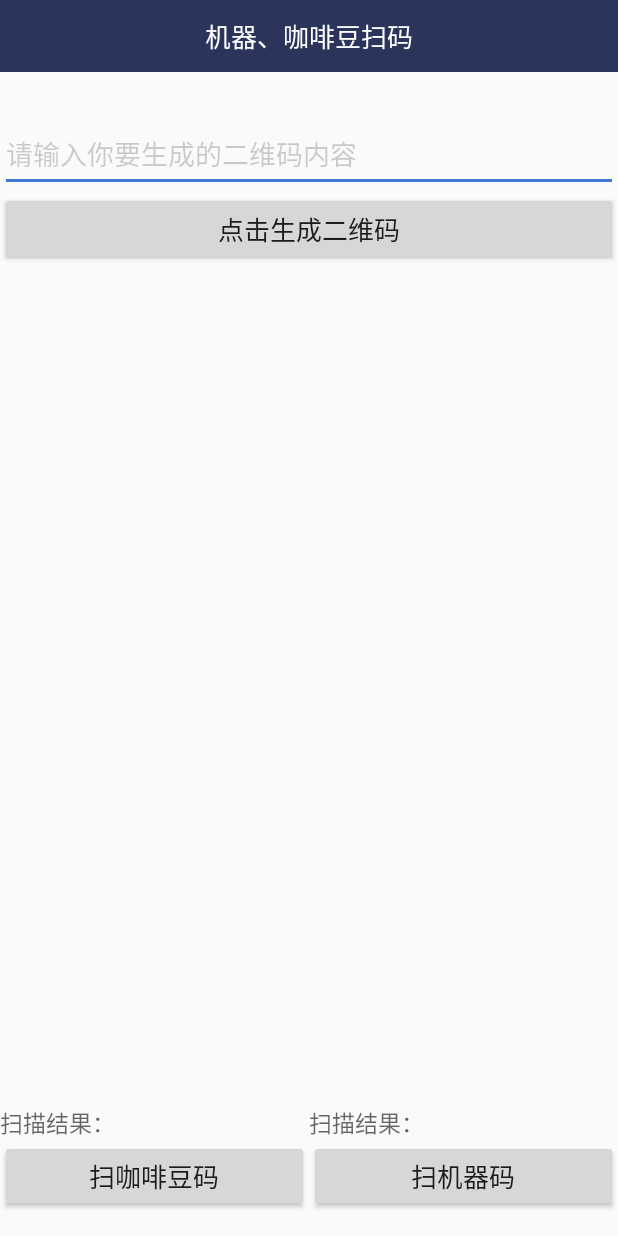
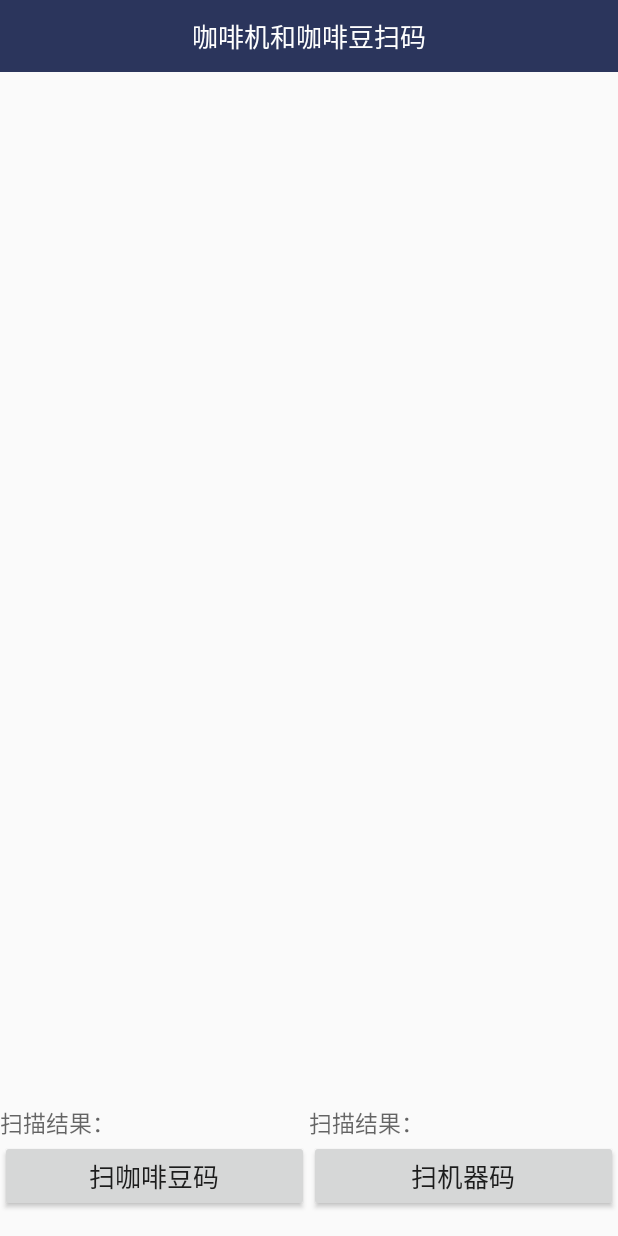
Before and after one commit to yitouwushui/CoffeeSP, an Android app: the ScanActivity screen opened directly, with no data from a screen before it, on a phone screen of 412 x 824 dp. Run offline under Robolectric (Android 15) with nearby library versions, the phone set to English and light mode, and no system bars; our stand-ins replace ButterKnife; libraries missing offline, so code that uses them is left out: com.tbruyelle.rxpermissions; 1 statement that could not run was skipped.

Commit message:
扫一扫字幕

```diff
--- a/app/src/main/java/com/cjmex/coffeesp/mvp/LoadingActivity.java
+++ b/app/src/main/java/com/cjmex/coffeesp/mvp/LoadingActivity.java
@@ -5,6 +5,7 @@ import android.content.Intent;
 import android.os.Bundle;
 import android.os.Handler;
 import android.os.Message;
+import android.support.v4.content.FileProvider;
 import android.support.v7.app.AppCompatActivity;
 import android.widget.FrameLayout;
 import android.widget.TextView;
@@ -54,7 +55,7 @@ public class LoadingActivity extends AppCompatActivity {
 //        if (UIUtils.getVersionCode(this) > versionCode) {
 
         handler.post(runnable);
-
+//        FileProvider
 //        getPreferences(MODE_PRIVATE).edit().putInt(App.VERSION_CODE, UIUtils.getVersionCode(this)).commit();
 //        } else {
 //            startMain();
--- a/app/src/main/java/com/cjmex/coffeesp/mvp/scan/ScanFragment.java
+++ b/app/src/main/java/com/cjmex/coffeesp/mvp/scan/ScanFragment.java
@@ -106,6 +106,7 @@ public class ScanFragment extends AbstractMvpFragment<IScanView, ScanPresenter>
                         //如果已经授权就直接跳转到二维码扫面界面
                         Intent intent = new Intent(getContext(),
                                 CaptureActivity.class);
+                        intent.putExtra("requestCode", requestCode);
                         startActivityForResult(intent, requestCode);
                         Toast.makeText(getContext(), "扫一扫", Toast.LENGTH_SHORT).show();
                     } else { // Oups permission denied
@@ -173,7 +174,6 @@ public class ScanFragment extends AbstractMvpFragment<IScanView, ScanPresenter>
 
     @Override
     public void onDetach() {
-        mUnbinder.unbind();
         super.onDetach();
     }
 
--- a/app/src/main/res/layout/fragment_scan.xml
+++ b/app/src/main/res/layout/fragment_scan.xml
@@ -10,7 +10,7 @@
         android:layout_height="48dp"
         android:background="@color/colorTitle"
         android:gravity="center"
-        android:text="机器、咖啡豆扫码"
+        android:text="咖啡机和咖啡豆扫码"
         android:textColor="@android:color/white"
         android:textSize="17sp" />
 
@@ -18,7 +18,8 @@
         android:layout_width="match_parent"
         android:layout_height="wrap_content"
         android:layout_weight="1"
-        android:orientation="vertical">
+        android:orientation="vertical"
+        android:visibility="gone">
         <!--生成二维码-->
         <EditText
             android:id="@+id/et_erweima_content"
@@ -47,6 +48,13 @@
     <LinearLayout
         android:layout_width="match_parent"
         android:layout_height="wrap_content"
+        android:layout_weight="1">
+
+    </LinearLayout>
+
+    <LinearLayout
+        android:layout_width="match_parent"
+        android:layout_height="wrap_content"
         android:layout_marginBottom="@dimen/activity_horizontal_margin"
         android:layout_marginTop="@dimen/activity_horizontal_margin"
         android:orientation="horizontal">
@@ -68,7 +76,7 @@
             <Button
                 android:id="@+id/btn_scanning"
                 android:layout_width="match_parent"
-                android:layout_height="0dp"
+                android:layout_height="48dp"
                 android:layout_weight="1"
                 android:text="扫咖啡豆码"
                 android:textSize="17sp" />
@@ -91,7 +99,7 @@
             <Button
                 android:id="@+id/btn_scanning2"
                 android:layout_width="match_parent"
-                android:layout_height="0dp"
+                android:layout_height="wrap_content"
                 android:layout_weight="1"
                 android:text="扫机器码"
                 android:textSize="17sp" />
--- a/app/src/main/res/values/strings.xml
+++ b/app/src/main/res/values/strings.xml
@@ -125,6 +125,8 @@
     <string name="wifi_changing_network">Requesting connection to network\u2026</string>
 
     <string name="viewfinderview_status_text1">将二维码/条码放入取景框内</string>
+    <string name="viewfinderview_status_text1_code1">将咖啡豆码放入取景框内</string>
+    <string name="viewfinderview_status_text1_code2">将机器码放入取景框内</string>
     <string name="viewfinderview_status_text2">即可自动扫描</string>
 
     <!-- TODO: Remove or change this placeholder text -->
```
Also changed, not shown: app/src/main/java/com/cjmex/coffeesp/zxing/android/CaptureActivity.java (+18 -1 lines), app/src/main/java/com/cjmex/coffeesp/zxing/view/ViewfinderView.java (+12 -2 lines).
